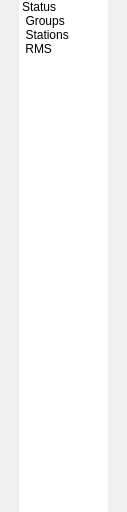
Above: HimalayaMain/Gui/Components/Reagents/Forms/ReagentSubMenuWidget.ui from Liyezhong/Master before the change. Below: the same form after it.
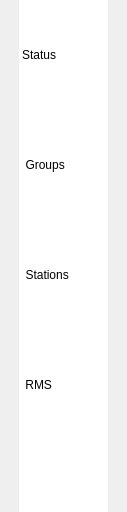
That is the form after the change. Icons and pictures are not drawn.

Commit message: Fixed an issue: the list items align in too tightly status in the Reagent page.

```diff
--- a/HimalayaMain/Gui/Components/Reagents/Forms/ReagentSubMenuWidget.ui
+++ b/HimalayaMain/Gui/Components/Reagents/Forms/ReagentSubMenuWidget.ui
@@ -55,6 +55,9 @@
      <property name="layoutDirection">
       <enum>Qt::LeftToRight</enum>
      </property>
+     <property name="styleSheet">
+      <string notr="true">QListWidget:item{height: 110px;}</string>
+     </property>
      <property name="frameShape">
       <enum>QFrame::NoFrame</enum>
      </property>
```
